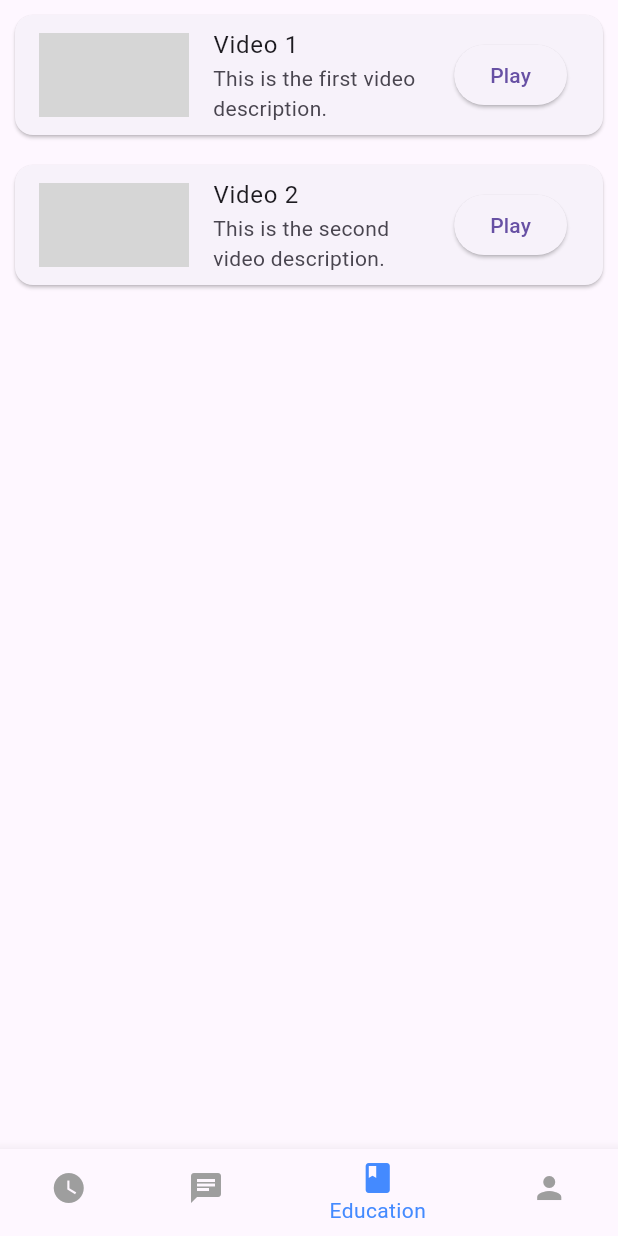
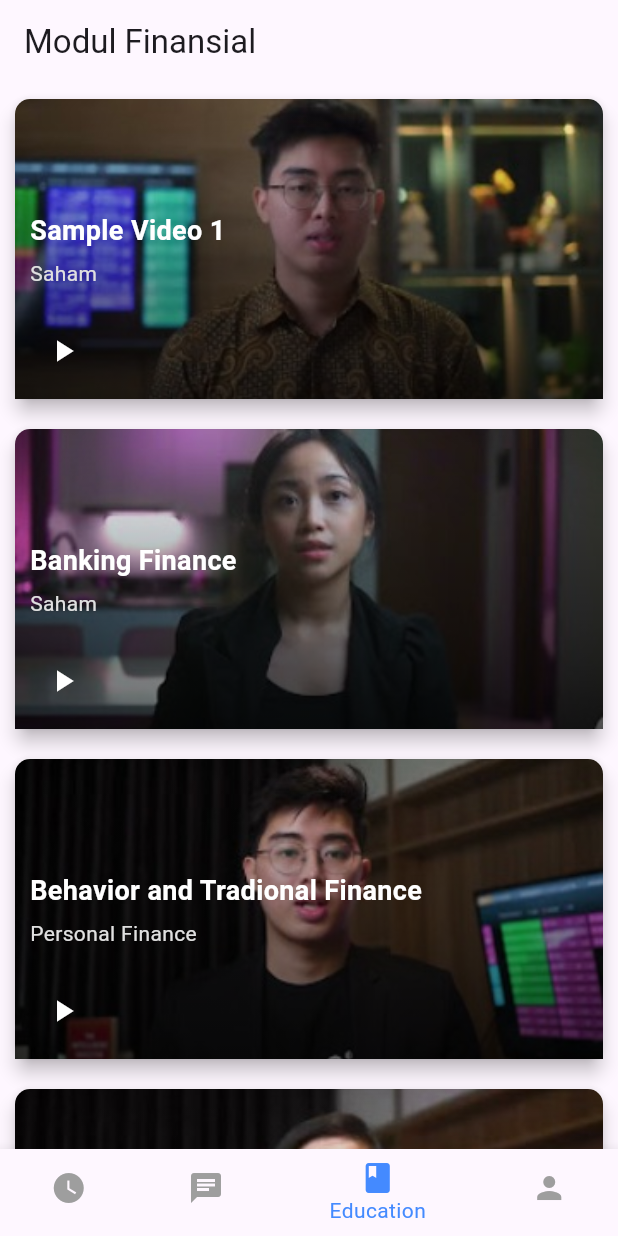
Before and after one commit to wahyuabrory/ternak_uang_baru, a Flutter app: the screen it shows once a user with an empty profile is signed in, item 3 of the bottom bar chosen, on a phone screen of 412 x 824 dp. Run offline on Flutter 3.47's test engine with Material 3 defaults, Android fonts, the phone set to English and light mode, and no system bars; our stand-ins replace cloud_firestore, firebase_auth, firebase_core, flutter_markdown, google_generative_ai, shared_preferences and 1 more; accounts and stored records are empty; network calls fail; grey boxes are pictures that could not be loaded.

Commit message:
modul video player

```diff
--- a/lib/user/MyHomePage.dart
+++ b/lib/user/MyHomePage.dart
@@ -4,12 +4,29 @@ import 'chat_screen.dart';
 import 'module_education_page.dart';
 import '../profile_screen.dart';
 
-class MyHomePage extends StatefulWidget {
-  @override
-  _MyHomePageState createState() => _MyHomePageState();
+void main() {
+  runApp(MyHomePage());
 }
 
-class _MyHomePageState extends State<MyHomePage> {
+class MyHomePage extends StatelessWidget {
+  @override
+  Widget build(BuildContext context) {
+    return MaterialApp(
+      title: 'MyApp',
+      theme: ThemeData(
+        primarySwatch: Colors.blue,
+      ),
+      home: Home(),
+    );
+  }
+}
+
+class Home extends StatefulWidget {
+  @override
+  _HomeState createState() => _HomeState();
+}
+
+class _HomeState extends State<Home> {
   int _selectedIndex = 0;
 
   final List<Widget> _pages = [
--- a/lib/user/module_education_page.dart
+++ b/lib/user/module_education_page.dart
@@ -1,55 +1,61 @@
   import 'package:flutter/material.dart';
   import 'package:video_player/video_player.dart';
-import 'EducationModule.dart';
 
   class ModuleEducationPage extends StatelessWidget {
-  final List<EducationModule> modules = [
-    EducationModule(
-      title: 'Video 1',
-      description: 'This is the first video description.',
-      videoUrl: 'https://www.example.com/video1.mp4',
-      thumbnail: 'assets/thumbnails/video1.png',
+    @override
+    Widget build(BuildContext context) {
+      return MaterialApp(
+        title: 'Video App',
+        theme: ThemeData(
+          primarySwatch: Colors.blue,
         ),
-    EducationModule(
-      title: 'Video 2',
-      description: 'This is the second video description.',
-      videoUrl: 'https://www.example.com/video2.mp4',
-      thumbnail: 'assets/thumbnails/video2.png',
-    ),
-    // Add more video modules here
+        home: VideoListScreen(),
+      );
+    }
+  }
+
+  class VideoListScreen extends StatelessWidget {
+    final List<Map<String, String>> videos = [
+      {
+        'title': 'Sample Video 1',
+        'category': 'Saham',
+        'path': 'videos/modul1.mp4',
+        'thumbnail': 'images/modul1.jpg'
+      },
+      {
+        'title': 'Banking Finance',
+        'category': 'Saham',
+        'path': 'videos/modul2.mp4',
+        'thumbnail': 'images/modul2.jpg'
+      },
+      {
+        'title': 'Behavior and Tradional Finance',
+        'category': 'Personal Finance',
+        'path': 'videos/modul2.mp4',
+        'thumbnail': 'images/modul3.jpg'
+      },
+      {
+        'title': 'Behavior and Tradional Finance',
+        'category': 'Personal Finance',
+        'path': 'videos/modul4.mp4',
+        'thumbnail': 'images/modul4.jpg'
+      },
     ];
 
     @override
     Widget build(BuildContext context) {
       return Scaffold(
+        appBar: AppBar(
+          title: Text('Modul Finansial'),
+        ),
         body: ListView.builder(
-        itemCount: modules.length,
+          itemCount: videos.length,
           itemBuilder: (context, index) {
-          final module = modules[index];
-          return Card(
-            margin: EdgeInsets.all(10),
-            child: ListTile(
-              leading: Image.asset(
-                module.thumbnail,
-                width: 100,
-                height: 100,
-                fit: BoxFit.cover,
-              ),
-              title: Text(module.title),
-              subtitle: Text(module.description),
-              trailing: ElevatedButton(
-                onPressed: () {
-                  Navigator.push(
-                    context,
-                    MaterialPageRoute(
-                      builder: (context) =>
-                          VideoPlayerScreen(videoUrl: module.videoUrl),
-                    ),
-                  );
-                },
-                child: Text('Play'),
-              ),
-            ),
+            return VideoCard(
+              title: videos[index]['title']!,
+              category: videos[index]['category']!,
+              videoPath: videos[index]['path']!,
+              thumbnailPath: videos[index]['thumbnail']!,
             );
           },
         ),
@@ -57,10 +63,112 @@ class ModuleEducationPage extends StatelessWidget {
     }
   }
 
+  class VideoCard extends StatelessWidget {
+    final String title;
+    final String category;
+    final String videoPath;
+    final String thumbnailPath;
+
+    VideoCard({
+      required this.title,
+      required this.category,
+      required this.videoPath,
+      required this.thumbnailPath,
+    });
+
+    @override
+    Widget build(BuildContext context) {
+      return Card(
+        color: Colors.white,
+        shape: RoundedRectangleBorder(
+          borderRadius: BorderRadius.circular(10.0),
+        ),
+        margin: EdgeInsets.all(10.0),
+        elevation: 5,
+        child: Stack(
+          children: [
+            ClipRRect(
+              borderRadius: BorderRadius.vertical(top: Radius.circular(10.0)),
+              child: Image.asset(
+                thumbnailPath,
+                width: double.infinity,
+                height: 200,
+                fit: BoxFit.cover,
+              ),
+            ),
+            Container(
+              width: double.infinity,
+              height: 200,
+              decoration: BoxDecoration(
+                borderRadius: BorderRadius.vertical(top: Radius.circular(10.0)),
+                gradient: LinearGradient(
+                  begin: Alignment.topCenter,
+                  end: Alignment.bottomCenter,
+                  colors: [
+                    Colors.transparent,
+                    Colors.black.withOpacity(0.6),
+                  ],
+                ),
+              ),
+              child: Column(
+                mainAxisAlignment: MainAxisAlignment.end,
+                crossAxisAlignment: CrossAxisAlignment.start,
+                children: [
+                  Padding(
+                    padding: const EdgeInsets.all(10.0),
+                    child: Column(
+                      crossAxisAlignment: CrossAxisAlignment.start,
+                      children: [
+                        Text(
+                          title,
+                          style: TextStyle(
+                            fontSize: 18,
+                            fontWeight: FontWeight.bold,
+                            color: Colors.white,
+                          ),
+                        ),
+                        SizedBox(height: 5),
+                        Text(
+                          category,
+                          style: TextStyle(
+                            fontSize: 14,
+                            color: Colors.grey[300],
+                          ),
+                        ),
+                      ],
+                    ),
+                  ),
+                  ButtonBar(
+                    alignment: MainAxisAlignment.start,
+                    children: [
+                      IconButton(
+                        icon: Icon(Icons.play_arrow),
+                        color: Colors.white,
+                        onPressed: () {
+                          Navigator.push(
+                            context,
+                            MaterialPageRoute(
+                              builder: (context) =>
+                                  VideoPlayerScreen(videoPath: videoPath),
+                            ),
+                          );
+                        },
+                      ),
+                    ],
+                  ),
+                ],
+              ),
+            ),
+          ],
+        ),
+      );
+    }
+  }
+
   class VideoPlayerScreen extends StatefulWidget {
-  final String videoUrl;
+    final String videoPath;
 
-  VideoPlayerScreen({required this.videoUrl});
+    VideoPlayerScreen({required this.videoPath});
 
     @override
     _VideoPlayerScreenState createState() => _VideoPlayerScreenState();
@@ -72,7 +180,7 @@ class _VideoPlayerScreenState extends State<VideoPlayerScreen> {
     @override
     void initState() {
       super.initState();
-    _controller = VideoPlayerController.network(widget.videoUrl)
+      _controller = VideoPlayerController.asset(widget.videoPath)
         ..initialize().then((_) {
           setState(() {});
           _controller.play();
```
Also changed, not shown: pubspec.yaml (+9 -0 lines), images/modul1.jpg (added), images/modul2.jpg (added), images/modul3.jpg (added), images/modul4.jpg (added), 4 other files. Lines whose indentation alone changed are shown as unchanged.
